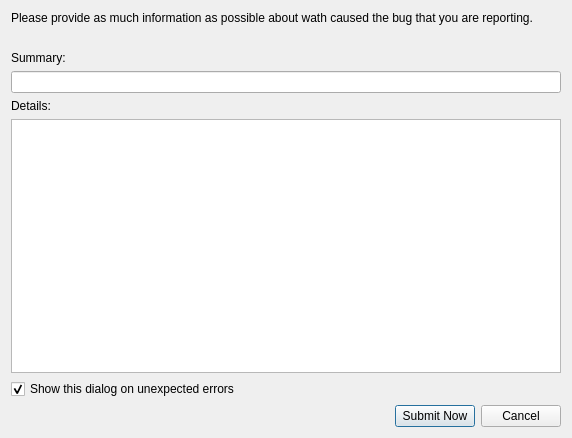
PinguinoIDE/pinguino-ide, file qtgui/frames/submit_bug.ui: the form before one commit.
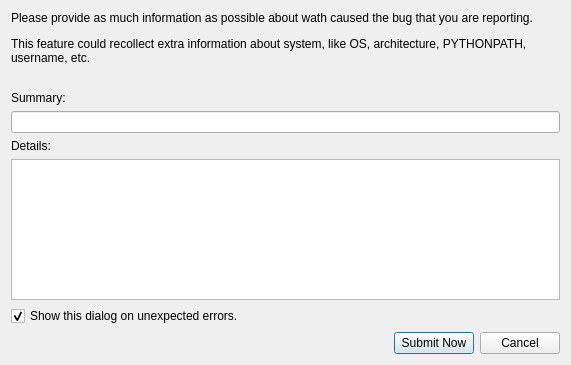
The form after the commit.

The edit to the form file:
```diff
--- a/qtgui/frames/submit_bug.ui
+++ b/qtgui/frames/submit_bug.ui
@@ -6,8 +6,8 @@
    <rect>
     <x>0</x>
     <y>0</y>
-    <width>572</width>
-    <height>438</height>
+    <width>571</width>
+    <height>365</height>
    </rect>
   </property>
   <property name="windowTitle">
@@ -17,7 +17,9 @@
    <item>
     <widget class="QLabel" name="label">
      <property name="text">
-      <string>Please provide as much information as possible about wath caused the bug that you are reporting.</string>
+      <string>&lt;html&gt;&lt;head/&gt;&lt;body&gt;
+&lt;p&gt;Please provide as much information as possible about wath caused the bug that you are reporting.&lt;/p&gt;
+&lt;p&gt;This feature could recollect extra information about system, like OS, architecture, PYTHONPATH,&lt;br&gt;username, etc.&lt;/p&gt;&lt;/body&gt;&lt;/html&gt;</string>
      </property>
     </widget>
    </item>
@@ -68,7 +70,7 @@
    <item>
     <widget class="QCheckBox" name="checkBox_show_this_dialog">
      <property name="text">
-      <string>Show this dialog on unexpected errors</string>
+      <string>Show this dialog on unexpected errors.</string>
      </property>
      <property name="checked">
       <bool>true</bool>
```
